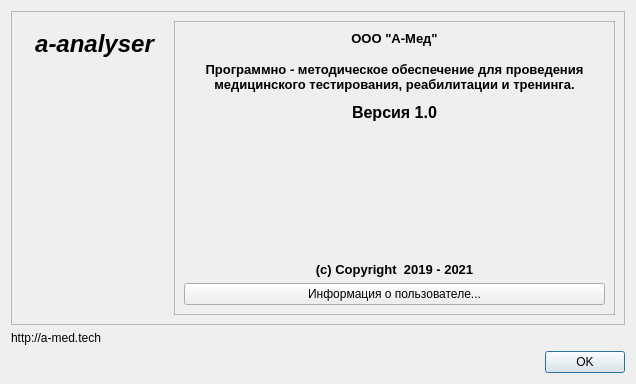
The window that aboutdialog.ui (grigp/a-analyser) describes before a commit, drawn with Qt 5.
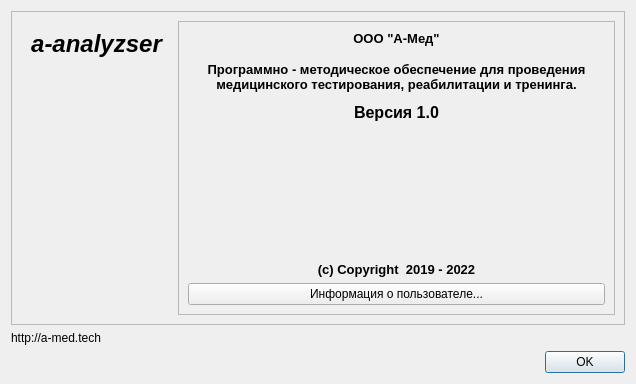
The same window after the commit. Icons and pictures are not drawn.

```diff
--- a/aboutdialog.ui
+++ b/aboutdialog.ui
@@ -44,7 +44,7 @@
             </font>
            </property>
            <property name="text">
-            <string>a-analyser</string>
+            <string>a-analyzser</string>
            </property>
            <property name="alignment">
             <set>Qt::AlignCenter</set>
@@ -229,7 +229,7 @@
             </font>
            </property>
            <property name="text">
-            <string>(c) Copyright  2019 - 2021</string>
+            <string>(c) Copyright  2019 - 2022</string>
            </property>
            <property name="alignment">
             <set>Qt::AlignCenter</set>
```
